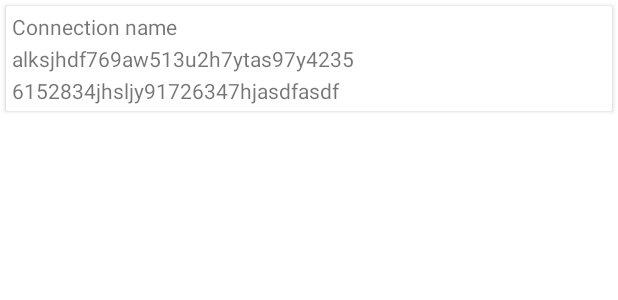
After one commit to LedgerLeopard/IDChain, an Android app: the layout item_connection.xml on its own in the app's theme, with its tools: preview values and no code run, on a phone screen of 412 x 824 dp. The commit adds this screen. Shown: the top 300 px of the screen. Run offline under Robolectric (Android 15) with nearby library versions, the phone set to English and light mode, and no system bars.

Commit message:
added connection representation

```diff
--- a/app/build.gradle
+++ b/app/build.gradle
@@ -76,6 +76,7 @@ dependencies {
 	implementation 'com.android.support:appcompat-v7:26.1.0'
 	implementation 'com.android.support.constraint:constraint-layout:1.1.0'
 	implementation 'com.android.support:design:26.+'
+	implementation 'com.android.support:cardview-v7:26.+'
 
 
 	testImplementation 'junit:junit:4.12'
--- a/app/src/main/res/layout/activity_connections.xml
+++ b/app/src/main/res/layout/activity_connections.xml
@@ -7,6 +7,7 @@
 			android:id="@+id/lvConnections"
 			android:layout_width="match_parent"
 			android:layout_height="match_parent"
+			android:divider="@null"
 			/>
 
 	<TextView
@@ -16,6 +17,7 @@
 			android:layout_gravity="center_horizontal"
 			android:id="@+id/tvNoItems"
 			android:text="No connections"
+			android:visibility="gone"
 			android:layout_height="wrap_content"
 			android:layout_width="wrap_content"
 			/>
--- /dev/null
+++ b/app/src/main/res/layout/item_connection.xml
@@ -0,0 +1,58 @@
+<?xml version="1.0" encoding="utf-8"?>
+<LinearLayout xmlns:android="http://schemas.android.com/apk/res/android"
+              xmlns:card_view="http://schemas.android.com/apk/res-auto"
+              android:orientation="vertical"
+              android:layout_width="match_parent"
+              android:layout_height="wrap_content"
+		>
+
+	<android.support.v7.widget.CardView
+			android:layout_width="match_parent"
+			android:layout_height="match_parent"
+			android:layout_margin="4dp"
+			>
+
+		<LinearLayout
+				android:id="@+id/llRoot"
+				android:layout_width="match_parent"
+				android:layout_height="wrap_content"
+				android:background="@color/cardview_light_background"
+				android:orientation="vertical"
+				android:padding="4dp"
+				>
+
+			<LinearLayout
+					android:layout_width="match_parent"
+					android:layout_height="wrap_content"
+					android:layout_marginRight="10dp"
+					android:layout_weight="1"
+					android:orientation="vertical"
+					>
+
+				<TextView
+						android:layout_width="match_parent"
+						android:layout_height="wrap_content"
+						android:id="@+id/tvConnectionName"
+						android:text="Connection name"
+						/>
+
+				<TextView
+						android:layout_width="match_parent"
+						android:layout_height="wrap_content"
+						android:id="@+id/tvMyDid"
+						android:layout_marginTop="2dp"
+						android:text="alksjhdf769aw513u2h7ytas97y4235"
+						/>
+
+				<TextView
+						android:layout_width="match_parent"
+						android:layout_height="wrap_content"
+						android:id="@+id/tvTheirDid"
+						android:layout_marginTop="2dp"
+						android:text="6152834jhsljy91726347hjasdfasdf"
+						/>
+			</LinearLayout>
+
+		</LinearLayout>
+	</android.support.v7.widget.CardView>
+</LinearLayout>
```
Also changed, not shown: app/src/main/java/com/ledgerleopard/sorvin/IndySDK.java (+27 -0 lines), app/src/main/java/com/ledgerleopard/sorvin/functionality/connections/ConnectionsAdapter.java (added, +45 -0 lines), app/src/main/java/com/ledgerleopard/sorvin/functionality/connections/ConnectionsContract.java (+5 -2 lines), app/src/main/java/com/ledgerleopard/sorvin/functionality/connections/ConnectionsListPresenter.java (+27 -4 lines), app/src/main/java/com/ledgerleopard/sorvin/functionality/connections/ConnectionsModelImpl.java (+16 -4 lines), app/src/main/java/com/ledgerleopard/sorvin/functionality/connections/ConnectionsViewImpl.java (+18 -3 lines), app/src/main/java/com/ledgerleopard/sorvin/model/ConnectionItem.java (added, +17 -0 lines).
